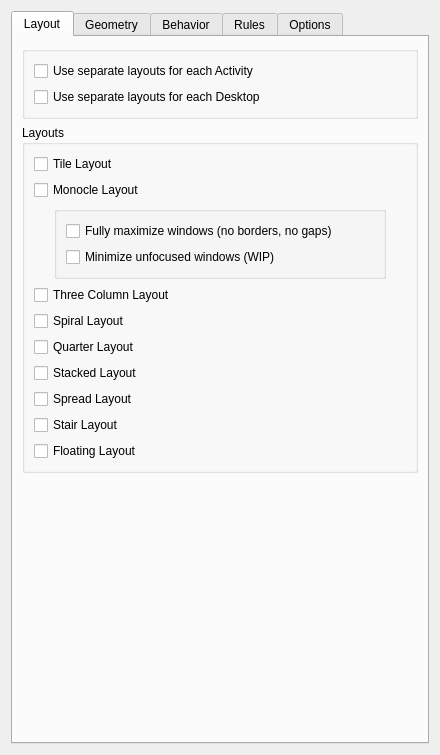
Old version of the form res/config.ui in the repository uberkael/krohnkite.
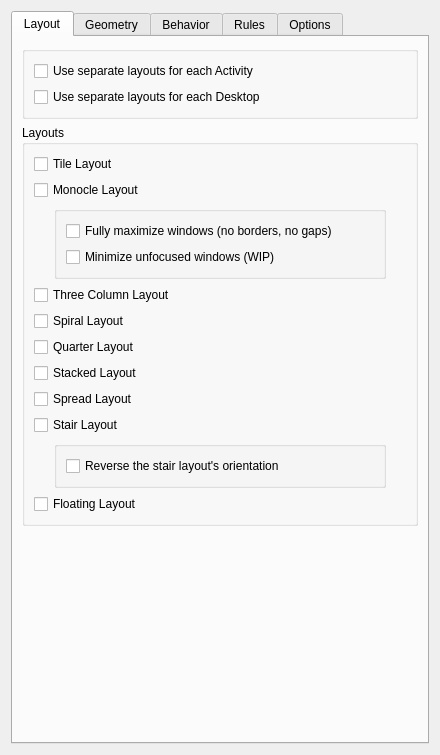
New version of the form. The open tabs and pages were chosen to show the change.

Commit message: allow inverse alignment of the stair layout

```diff
--- a/res/config.ui
+++ b/res/config.ui
@@ -181,6 +181,32 @@
             </property>
            </widget>
           </item>
+          <item>
+           <layout class="QVBoxLayout" name="stairLayoutConfigLayout">
+            <property name="leftMargin">
+             <number>20</number>
+            </property>
+            <property name="rightMargin">
+             <number>20</number>
+            </property>
+            <item>
+             <widget class="QGroupBox" name="groupBox_70">
+              <property name="title">
+               <string/>
+              </property>
+              <layout class="QVBoxLayout" name="verticalLayout_10">
+               <item>
+                <widget class="QCheckBox" name="kcfg_stairReverse">
+                 <property name="text">
+                  <string>Reverse the stair layout's orientation</string>
+                 </property>
+                </widget>
+               </item>
+              </layout>
+             </widget>
+            </item>
+           </layout>
+          </item>
           <item>
            <widget class="QCheckBox" name="kcfg_enableFloatingLayout">
             <property name="text">
```
The commit also changes 3 other files.
